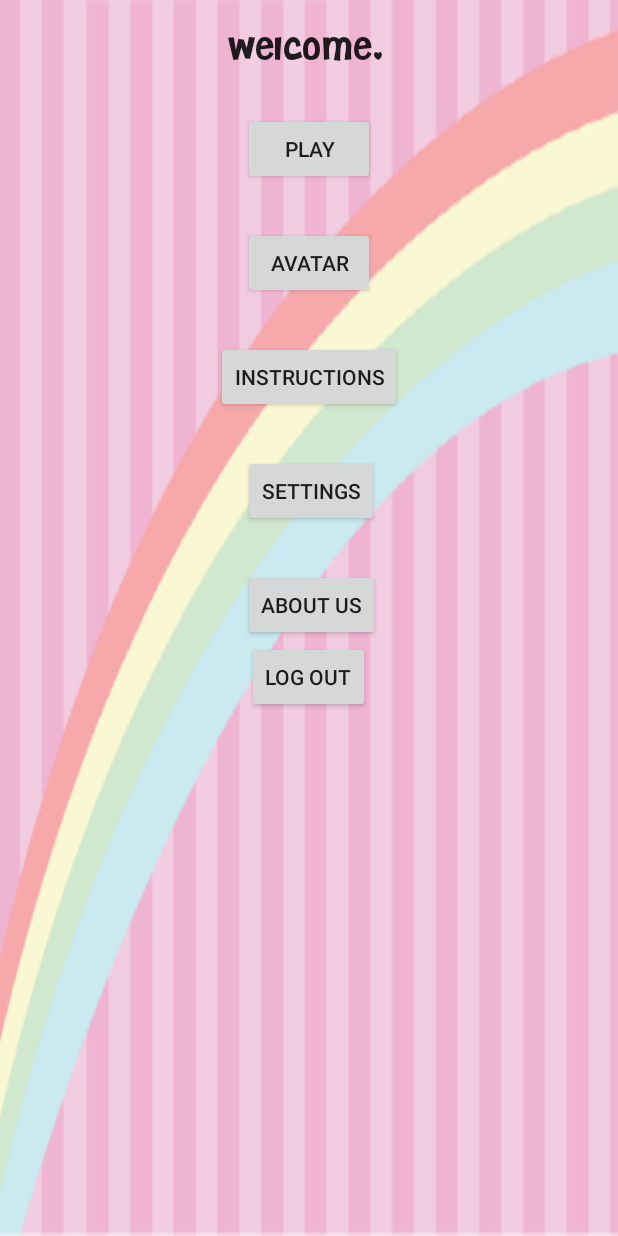
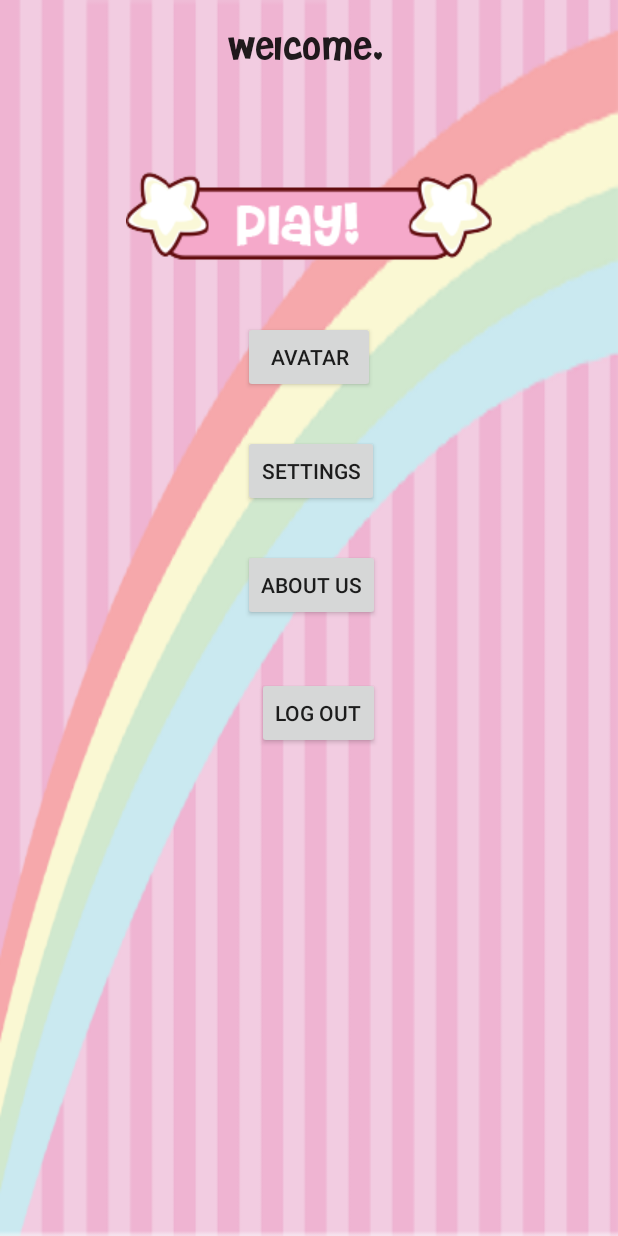
Before and after one commit to drtracy1/SER402, an Android app: the MainPageActivity screen opened directly, with no data from a screen before it, on a phone screen of 412 x 824 dp. Run offline under Robolectric (Android 15) with nearby library versions, the light colour scheme and no system bars; 1 statement that could not run was skipped.

Commit message:
Changed more Login UI and Main Page UI

```diff
--- a/WeAllCode/app/src/main/java/ser402team/weallcode/LoginActivity.java
+++ b/WeAllCode/app/src/main/java/ser402team/weallcode/LoginActivity.java
@@ -7,6 +7,7 @@ import android.view.View;
 import android.widget.Button;
 import android.widget.EditText;
 import android.widget.ImageButton;
+import android.widget.ImageView;
 import android.widget.Toast;
 
 import com.firebase.client.Firebase;
@@ -44,7 +45,7 @@ public class LoginActivity extends AppCompatActivity {
         });
 
         //sign in button
-        Button signInButton = (Button) findViewById(R.id.signInButton);
+        ImageView signInButton = (ImageView) findViewById(R.id.signInButton);
         signInButton.setOnClickListener(new View.OnClickListener() {
             public void onClick(View view) {
 
--- a/WeAllCode/app/src/main/java/ser402team/weallcode/MainPageActivity.java
+++ b/WeAllCode/app/src/main/java/ser402team/weallcode/MainPageActivity.java
@@ -11,6 +11,7 @@ import android.view.Menu;
 import android.view.MenuItem;
 import android.view.View;
 import android.widget.Button;
+import android.widget.ImageView;
 import android.widget.TextView;
 import android.widget.Toast;
 
@@ -44,7 +45,7 @@ public class MainPageActivity extends AppCompatActivity {
 
 
         //Changes the current activity to the Question page
-        Button playButton = (Button) findViewById(R.id.playButton);
+        ImageView playButton = (ImageView) findViewById(R.id.playButton);
         playButton.setOnClickListener(new View.OnClickListener() {
             @Override
             public void onClick(View view) {
--- a/WeAllCode/app/src/main/res/layout/activity_login.xml
+++ b/WeAllCode/app/src/main/res/layout/activity_login.xml
@@ -50,14 +50,15 @@
             android:layout_alignStart="@+id/loginName"
             android:layout_marginTop="41dp" />
 
-        <Button
+        <ImageView
             android:layout_width="wrap_content"
             android:layout_height="wrap_content"
             android:text="Sign In"
             android:id="@+id/signInButton"
             android:layout_centerHorizontal="true"
             android:layout_below="@+id/password"
-            android:layout_marginTop="40dp"/>
+            android:layout_marginTop="40dp"
+            android:src="@drawable/accept" />
 
         <ImageView
             android:layout_width="wrap_content"
--- a/WeAllCode/app/src/main/res/layout/activity_main_page.xml
+++ b/WeAllCode/app/src/main/res/layout/activity_main_page.xml
@@ -32,14 +32,15 @@
 
     </RelativeLayout>
 
-    <Button
+    <ImageView
         android:layout_width="wrap_content"
         android:layout_height="wrap_content"
         android:text="Play"
         android:id="@+id/playButton"
         android:layout_gravity="center_horizontal"
-        android:layout_marginTop="75dp"
-        android:layout_alignParentTop="true"
+        android:layout_marginTop="51dp"
+        android:src="@drawable/dialogueboxbanner_play"
+        android:layout_below="@+id/relativeLayout"
         android:layout_centerHorizontal="true" />
 
     <Button
@@ -56,24 +57,14 @@
     <Button
         android:layout_width="wrap_content"
         android:layout_height="wrap_content"
-        android:text="Instructions"
-        android:id="@+id/instructionsButton"
-        android:layout_gravity="center_horizontal"
-        android:layout_below="@+id/avatarButton"
-        android:layout_marginTop="28dp"
-        android:layout_centerHorizontal="true" />
-
-    <Button
-        android:layout_width="wrap_content"
-        android:layout_height="wrap_content"
         android:text="Settings"
         android:id="@+id/settingsButton"
         android:layout_gravity="center_horizontal"
-        android:layout_below="@+id/instructionsButton"
         android:layout_marginTop="28dp"
         android:layout_alignLeft="@+id/avatarButton"
         android:layout_alignStart="@+id/avatarButton"
-        android:onClick="goToSettings"/>
+        android:onClick="goToSettings"
+        android:layout_below="@+id/avatarButton" />
 
     <Button
         android:layout_width="wrap_content"
@@ -93,8 +84,10 @@
         android:layout_height="wrap_content"
         android:text="Log Out"
         android:id="@+id/logOutButton"
+        android:onClick="logOut"
         android:layout_below="@+id/aUbutton"
-        android:layout_centerHorizontal="true"
-        android:onClick="logOut" />
+        android:layout_alignRight="@+id/aUbutton"
+        android:layout_alignEnd="@+id/aUbutton"
+        android:layout_marginTop="37dp" />
 
 </RelativeLayout>
```
Also changed, not shown: WeAllCode/app/src/main/res/drawable/accept.png, WeAllCode/app/src/main/res/drawable/dialogueboxbanner_play.png (added), WeAllCode/app/src/main/res/drawable/profile_edit.png (added).
